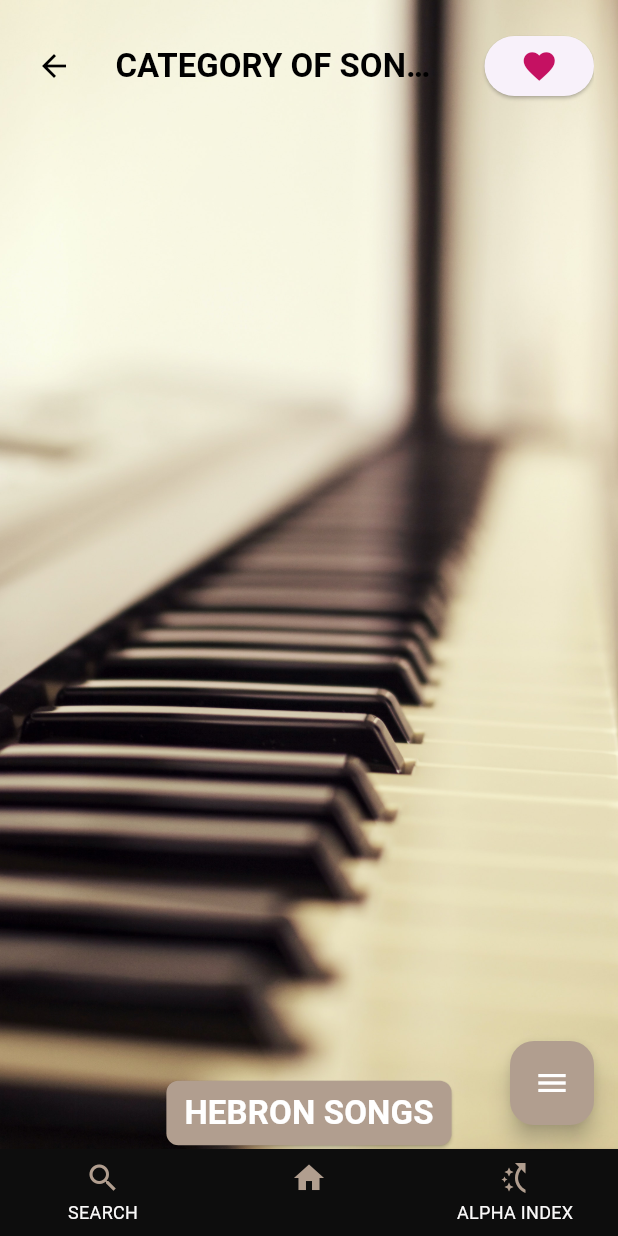
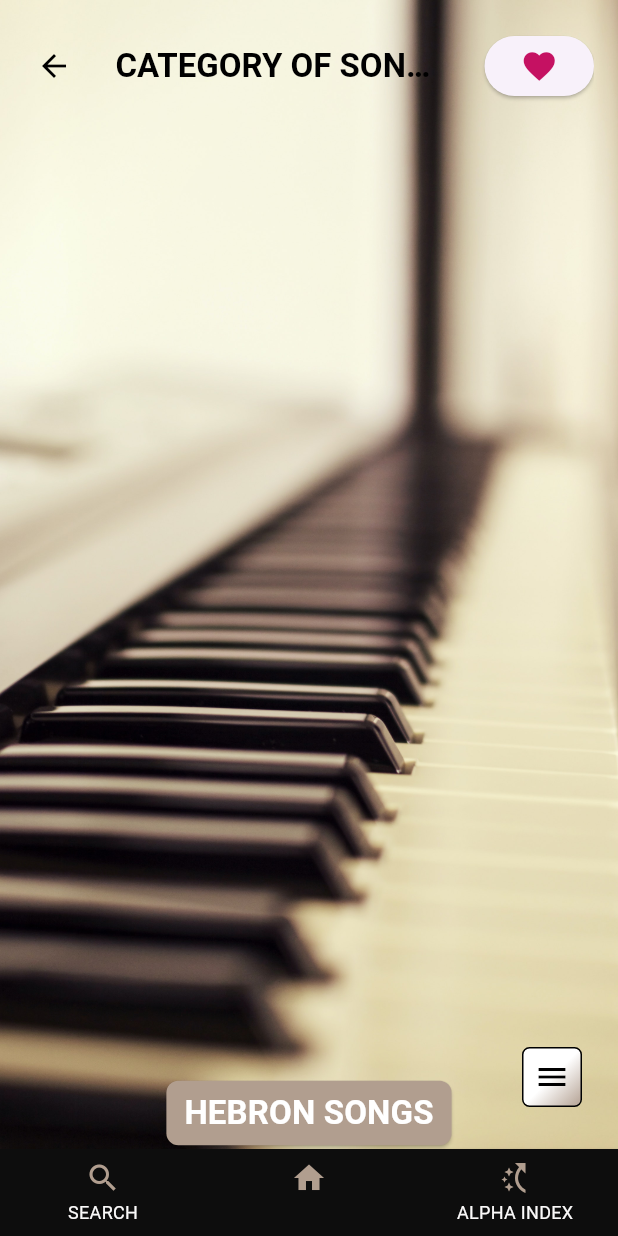
Before and after one commit to harry95730/zion_songs, a Flutter app: the MyHomePage1 screen opened by its route, item 2 of the bottom bar chosen, after a tap on "CATEGORY", on a phone screen of 412 x 824 dp. Run offline on Flutter 3.47's test engine with Material 2 defaults, Android fonts, the phone set to English and light mode, and no system bars; our stand-ins replace cloud_firestore, file_picker, firebase_auth, firebase_core, firebase_messaging, flutter_local_notifications and 5 more; accounts and stored records are empty; Roboto replaces fonts that are missing (f1).

Commit message:
app drawer design

```diff
--- a/lib/classoffunc/classes.dart
+++ b/lib/classoffunc/classes.dart
@@ -304,6 +304,27 @@ class Decorate {
     );
   }
 
+  Widget butto2(BuildContext context) {
+    return Padding(
+      padding: const EdgeInsets.symmetric(horizontal: 8.0, vertical: 12.0),
+      child: Container(
+        decoration: BoxDecoration(
+          gradient: Decorate().eachtile(),
+          border: Border.all(color: Colors.black),
+          borderRadius: BorderRadius.circular(5),
+        ),
+        height: 40,
+        width: 40,
+        child: InkWell(
+          onTap: () {
+            Scaffold.of(context).openDrawer();
+          },
+          child: const Icon(Icons.menu, color: Colors.black),
+        ),
+      ),
+    );
+  }
+
   Future<void> fetchDataFromJsonFile() async {
     try {
       String jsonString = await rootBundle.loadString('assets/son.json');
--- a/lib/offlinesongs/ohome.dart
+++ b/lib/offlinesongs/ohome.dart
@@ -48,12 +48,7 @@ class _HebronPageState extends State<HebronPage> {
         floatingActionButtonLocation: FloatingActionButtonLocation.miniStartTop,
         floatingActionButton: Builder(
           builder: (BuildContext context) {
-            return IconButton(
-              icon: const Icon(Icons.menu, color: Colors.yellowAccent),
-              onPressed: () {
-                Scaffold.of(context).openDrawer();
-              },
-            );
+            return Decorate().butto2(context);
           },
         ),
         drawer: Drawer(
@@ -77,6 +72,61 @@ class _HebronPageState extends State<HebronPage> {
                 ),
               ),
               ListTile(
+                leading: const Icon(Icons.favorite, color: Colors.pinkAccent),
+                title: const Text(
+                  'Favourites',
+                ),
+                onTap: () {
+                  Navigator.push(context,
+                      MaterialPageRoute(builder: (context) => const Fav()));
+                },
+              ),
+              ListTile(
+                leading: const Icon(
+                  Icons.search,
+                  color: Colors.deepOrange,
+                ),
+                title: const Text('Search'),
+                onTap: () {
+                  Navigator.pushReplacement(
+                    context,
+                    MaterialPageRoute(
+                      builder: (context) => const MyHomePage1(),
+                    ),
+                  );
+                },
+              ),
+              ListTile(
+                leading: const Icon(
+                  Icons.switch_access_shortcut,
+                  color: Colors.pinkAccent,
+                ),
+                title: const Text('Alphabetical Order'),
+                onTap: () {
+                  Navigator.pushReplacement(
+                    context,
+                    MaterialPageRoute(
+                      builder: (context) => const TeluguIndex(),
+                    ),
+                  );
+                },
+              ),
+              ListTile(
+                leading: Icon(
+                  Icons.lyrics_outlined,
+                  color: Colors.deepPurpleAccent.shade100,
+                ),
+                title: const Text('CATEGORY'),
+                onTap: () {
+                  Navigator.pushReplacement(
+                    context,
+                    MaterialPageRoute(
+                      builder: (context) => const ExpandableList(),
+                    ),
+                  );
+                },
+              ),
+              ListTile(
                 leading: const Icon(Icons.online_prediction),
                 title: const Text('Search Online'),
                 onTap: () {
@@ -84,16 +134,6 @@ class _HebronPageState extends State<HebronPage> {
                       context,
                       MaterialPageRoute(
                           builder: (context) => const Onlinepage()));
-                },
-              ),
-              ListTile(
-                leading: const Icon(Icons.favorite, color: Colors.pinkAccent),
-                title: const Text(
-                  'Favourites',
-                ),
-                onTap: () {
-                  Navigator.push(context,
-                      MaterialPageRoute(builder: (context) => const Fav()));
                 },
               ),
               ListTile(
--- a/lib/offlinesongs/psearch.dart
+++ b/lib/offlinesongs/psearch.dart
@@ -58,16 +58,7 @@ class _MyHomePage1State extends State<MyHomePage1> {
     return Scaffold(
       floatingActionButton: Builder(
         builder: (BuildContext context) {
-          return FloatingActionButton(
-            backgroundColor: const Color.fromRGBO(177, 158, 143, 1),
-            child: const Icon(
-              Icons.menu,
-              color: Colors.white,
-            ),
-            onPressed: () {
-              Scaffold.of(context).openDrawer();
-            },
-          );
+          return Decorate().butto2(context);
         },
       ),
       drawer: Drawer(
--- a/lib/offlinesongs/rgenre.dart
+++ b/lib/offlinesongs/rgenre.dart
@@ -143,16 +143,7 @@ class _ExpandableListState extends State<ExpandableList> {
       ),
       floatingActionButton: Builder(
         builder: (BuildContext context) {
-          return FloatingActionButton(
-            backgroundColor: const Color.fromRGBO(177, 158, 143, 1),
-            child: const Icon(
-              Icons.menu,
-              color: Colors.white,
-            ),
-            onPressed: () {
-              Scaffold.of(context).openDrawer();
-            },
-          );
+          return Decorate().butto2(context);
         },
       ),
       drawer: Drawer(
```
Also changed, not shown: lib/offlinesongs/favsongs.dart (+1 -10 lines), lib/offlinesongs/qtelugu.dart (+1 -10 lines).
